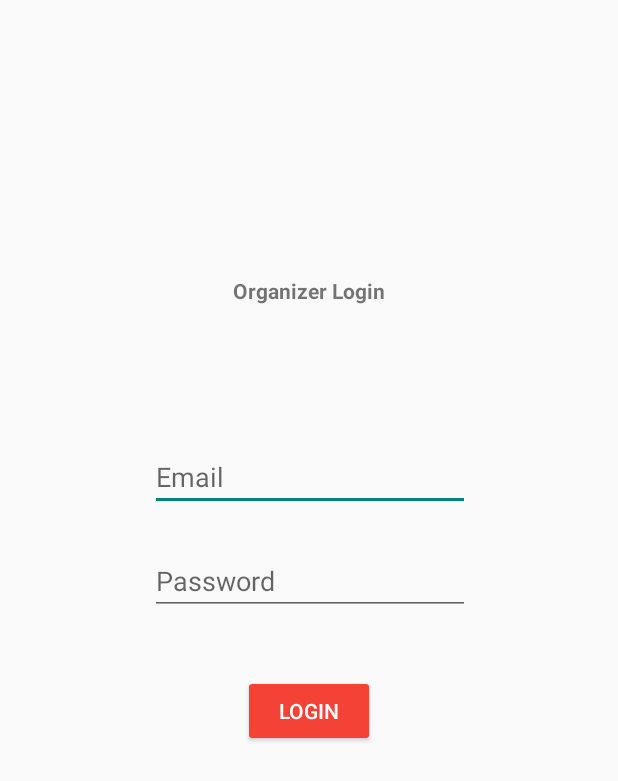
After one commit to stargazer39/BodiCount, an Android app: the OrganizerLogin screen opened directly, with no data from a screen before it, on a phone screen of 412 x 824 dp. The commit adds this screen. Shown: the top 781 px of the screen. Run offline under Robolectric (Android 15) with nearby library versions, the phone set to English and light mode, and no system bars; our stand-ins replace Firebase (no records; nobody signed in at launch, a user with empty details on screens opened directly).

Commit message:
Organizer Login and SignUp implementation

```diff
--- /dev/null
+++ b/app/src/main/java/com/bodicount/commons/UserTypes.java
@@ -0,0 +1,5 @@
+package com.bodicount.commons;
+
+public interface UserTypes {
+    String ORGANIZER = "organizer";
+}
--- /dev/null
+++ b/app/src/main/java/com/bodicount/organizer/OrganizerLogin.java
@@ -0,0 +1,75 @@
+package com.bodicount.organizer;
+
+import static com.bodicount.Helpers4Dehemi.vaildateString;
+
+import androidx.annotation.NonNull;
+import androidx.appcompat.app.AppCompatActivity;
+
+import android.content.Intent;
+import android.os.Bundle;
+import android.view.View;
+import android.widget.EditText;
+import android.widget.Toast;
+
+import com.bodicount.Helpers4Dehemi;
+import com.bodicount.R;
+import com.google.android.gms.tasks.OnCompleteListener;
+import com.google.android.gms.tasks.OnFailureListener;
+import com.google.android.gms.tasks.Task;
+import com.google.firebase.auth.AuthResult;
+import com.google.firebase.auth.FirebaseAuth;
+import com.google.firebase.auth.FirebaseUser;
+
+public class OrganizerLogin extends AppCompatActivity {
+    private FirebaseAuth mAuth;
+
+    @Override
+    protected void onCreate(Bundle savedInstanceState) {
+        super.onCreate(savedInstanceState);
+        setContentView(R.layout.activity_organizer_login);
+
+        mAuth = FirebaseAuth.getInstance();
+        FirebaseUser user = mAuth.getCurrentUser();
+
+        if(user == null){
+            Intent intent = new Intent(this, OrganizerSignUpActivity.class);
+            startActivity(intent);
+            return;
+        }
+    }
+
+    public void login(View view) {
+        String email = "";
+        String password = "";
+
+        try{
+            email = Helpers4Dehemi.vaildateString((EditText) findViewById(R.id.orgEmailSignUp),true, "Email");
+            password = Helpers4Dehemi.vaildateString((EditText) findViewById(R.id.orgPasswordSignUp), false, "Password");
+        }catch(Exception e){
+            showToast("Authentication failed.",
+                    Toast.LENGTH_SHORT);
+        }
+
+        mAuth.signInWithEmailAndPassword(email, password)
+                .addOnCompleteListener(new OnCompleteListener<AuthResult>() {
+                    @Override
+                    public void onComplete(@NonNull Task<AuthResult> task) {
+                        if(task.isSuccessful()){
+                            showToast("Login Success", Toast.LENGTH_SHORT);
+                        }else{
+                            showToast("Login Failed", Toast.LENGTH_SHORT);
+                        }
+                    }
+                }).addOnFailureListener(new OnFailureListener() {
+            @Override
+            public void onFailure(@NonNull Exception e) {
+                showToast("Login Failed", Toast.LENGTH_SHORT);
+            }
+        });
+    }
+
+    private void showToast(String message, int duration){
+        Toast toast = Toast.makeText(this, message, duration);
+        toast.show();
+    }
+}
--- /dev/null
+++ b/app/src/main/res/layout/activity_organizer_login.xml
@@ -0,0 +1,60 @@
+<?xml version="1.0" encoding="utf-8"?>
+<androidx.constraintlayout.widget.ConstraintLayout xmlns:android="http://schemas.android.com/apk/res/android"
+    xmlns:app="http://schemas.android.com/apk/res-auto"
+    xmlns:tools="http://schemas.android.com/tools"
+    android:layout_width="match_parent"
+    android:layout_height="match_parent"
+    tools:context=".organizer.OrganizerLogin">
+
+    <TextView
+        android:id="@+id/textView23"
+        android:layout_width="wrap_content"
+        android:layout_height="wrap_content"
+        android:layout_marginTop="184dp"
+        android:text="@string/organizerLoginTitle"
+        android:textStyle="bold"
+        app:layout_constraintEnd_toEndOf="parent"
+        app:layout_constraintHorizontal_bias="0.5"
+        app:layout_constraintStart_toStartOf="parent"
+        app:layout_constraintTop_toTopOf="parent" />
+
+    <EditText
+        android:id="@+id/editTextTextPersonName"
+        android:layout_width="wrap_content"
+        android:layout_height="wrap_content"
+        android:layout_marginTop="92dp"
+        android:ems="10"
+        android:hint="@string/emailHInt"
+        android:inputType="textPersonName"
+        app:layout_constraintEnd_toEndOf="parent"
+        app:layout_constraintHorizontal_bias="0.502"
+        app:layout_constraintStart_toStartOf="parent"
+        app:layout_constraintTop_toBottomOf="@+id/textView23" />
+
+    <EditText
+        android:id="@+id/editTextTextPassword"
+        android:layout_width="wrap_content"
+        android:layout_height="wrap_content"
+        android:layout_marginTop="24dp"
+        android:ems="10"
+        android:hint="@string/organizer_login_password"
+        android:inputType="textPassword"
+        app:layout_constraintEnd_toEndOf="parent"
+        app:layout_constraintHorizontal_bias="0.502"
+        app:layout_constraintStart_toStartOf="parent"
+        app:layout_constraintTop_toBottomOf="@+id/editTextTextPersonName" />
+
+    <Button
+        android:id="@+id/button8"
+        android:layout_width="wrap_content"
+        android:layout_height="wrap_content"
+        android:layout_marginTop="40dp"
+        android:backgroundTint="@color/btn_backgroundcolor"
+        android:text="@string/login"
+        android:textColor="#FFFFFF"
+        android:textColorHint="#FFFFFF"
+        app:layout_constraintEnd_toEndOf="parent"
+        app:layout_constraintHorizontal_bias="0.5"
+        app:layout_constraintStart_toStartOf="parent"
+        app:layout_constraintTop_toBottomOf="@+id/editTextTextPassword" />
+</androidx.constraintlayout.widget.ConstraintLayout>
--- a/app/src/main/res/values/strings.xml
+++ b/app/src/main/res/values/strings.xml
@@ -63,4 +63,8 @@
     <string name="StudentManagerDeleteBtn">Delete</string>
     <string name="manage_timeslot_title">Manage timeslots in the time table</string>
     <string name="timeslot_manager_title">Manage time slots in timetable</string>
+    <string name="emailHInt">Email</string>
+    <string name="organizerLoginTitle">Organizer Login</string>
+    <string name="Login">organizerLogin</string>
+    <string name="login">Login</string>
 </resources>
```
Also changed, not shown: app/src/main/AndroidManifest.xml (+9 -13 lines), app/src/main/java/com/bodicount/commons/User.java (added, +44 -0 lines), app/src/main/java/com/bodicount/organizer/Organizer.java (added, +12 -0 lines), app/src/main/java/com/bodicount/organizer/OrganizerSignUpActivity.java (+14 -16 lines).
